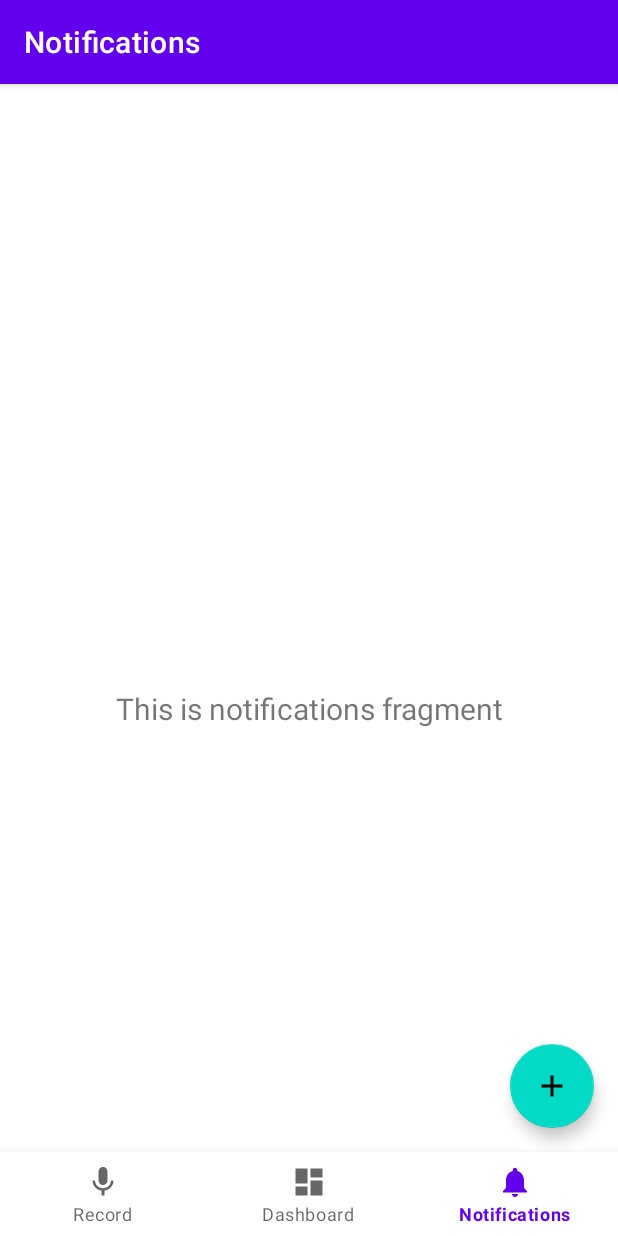
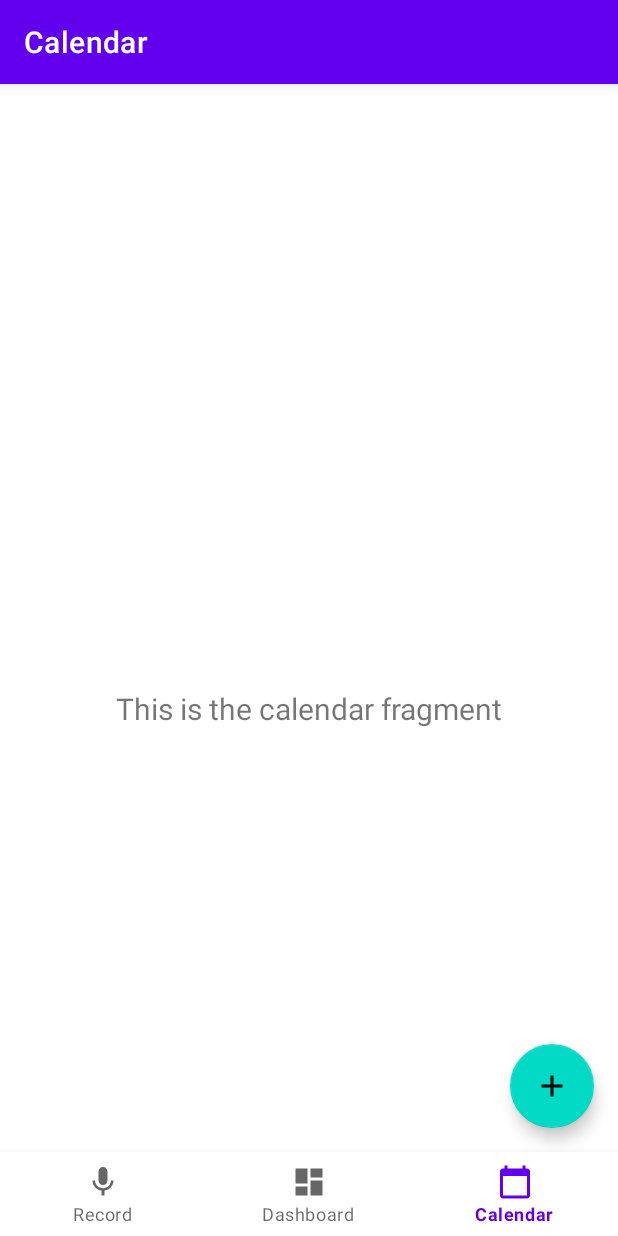
Before and after one commit to SentimoApp/Sentimo, an Android app: the CalendarFragment screen opened through its navigation route, on a phone screen of 412 x 824 dp. Run offline under Robolectric (Android 15) with nearby library versions, the phone set to English and light mode, and no system bars; our stand-ins replace navigation-ui; Roboto replaces fonts that are not available here.

Commit message:
Changed notifications to calendar

```diff
--- a/app/build.gradle
+++ b/app/build.gradle
@@ -37,6 +37,7 @@ dependencies {
     implementation 'androidx.navigation:navigation-ui:2.3.2'
     implementation 'androidx.lifecycle:lifecycle-livedata-ktx:2.2.0'
     implementation 'androidx.lifecycle:lifecycle-viewmodel-ktx:2.2.0'
+    implementation 'androidx.legacy:legacy-support-v4:1.0.0'
     testImplementation 'junit:junit:4.+'
     androidTestImplementation 'androidx.test.ext:junit:1.1.2'
     androidTestImplementation 'androidx.test.espresso:espresso-core:3.3.0'
--- a/app/src/main/java/ca/uwaterloo/sentimo/MainActivity.java
+++ b/app/src/main/java/ca/uwaterloo/sentimo/MainActivity.java
@@ -20,7 +20,7 @@ public class MainActivity extends AppCompatActivity {
         // Passing each menu ID as a set of Ids because each
         // menu should be considered as top level destinations.
         AppBarConfiguration appBarConfiguration = new AppBarConfiguration.Builder(
-                R.id.navigation_record, R.id.navigation_dashboard, R.id.navigation_notifications)
+                R.id.navigation_record, R.id.navigation_dashboard, R.id.navigation_calendar)
                 .build();
         NavController navController = Navigation.findNavController(this, R.id.nav_host_fragment);
         NavigationUI.setupActionBarWithNavController(this, navController, appBarConfiguration);
--- a/app/src/main/java/ca/uwaterloo/sentimo/ui/notifications/NotificationsFragment.java
+++ b/app/src/main/java/ca/uwaterloo/sentimo/ui/calendar/CalendarFragment.java
@@ -1,4 +1,4 @@
-package ca.uwaterloo.sentimo.ui.notifications;
+package ca.uwaterloo.sentimo.ui.calendar;
 
 import android.os.Bundle;
 import android.view.LayoutInflater;
@@ -14,17 +14,17 @@ import androidx.lifecycle.ViewModelProvider;
 
 import ca.uwaterloo.sentimo.R;
 
-public class NotificationsFragment extends Fragment {
+public class CalendarFragment extends Fragment {
 
-    private NotificationsViewModel notificationsViewModel;
+    private CalendarViewModel calendarViewModel;
 
     public View onCreateView(@NonNull LayoutInflater inflater,
                              ViewGroup container, Bundle savedInstanceState) {
-        notificationsViewModel =
-                new ViewModelProvider(this).get(NotificationsViewModel.class);
-        View root = inflater.inflate(R.layout.fragment_notifications, container, false);
-        final TextView textView = root.findViewById(R.id.text_notifications);
-        notificationsViewModel.getText().observe(getViewLifecycleOwner(), new Observer<String>() {
+        calendarViewModel =
+                new ViewModelProvider(this).get(CalendarViewModel.class);
+        View root = inflater.inflate(R.layout.fragment_calendar, container, false);
+        final TextView textView = root.findViewById(R.id.text_calendar);
+        calendarViewModel.getText().observe(getViewLifecycleOwner(), new Observer<String>() {
             @Override
             public void onChanged(@Nullable String s) {
                 textView.setText(s);
--- a/app/src/main/java/ca/uwaterloo/sentimo/ui/notifications/NotificationsViewModel.java
+++ b/app/src/main/java/ca/uwaterloo/sentimo/ui/calendar/CalendarViewModel.java
@@ -1,16 +1,16 @@
-package ca.uwaterloo.sentimo.ui.notifications;
+package ca.uwaterloo.sentimo.ui.calendar;
 
 import androidx.lifecycle.LiveData;
 import androidx.lifecycle.MutableLiveData;
 import androidx.lifecycle.ViewModel;
 
-public class NotificationsViewModel extends ViewModel {
+public class CalendarViewModel extends ViewModel {
 
     private MutableLiveData<String> mText;
 
-    public NotificationsViewModel() {
+    public CalendarViewModel() {
         mText = new MutableLiveData<>();
-        mText.setValue("This is notifications fragment");
+        mText.setValue("This is the calendar fragment");
     }
 
     public LiveData<String> getText() {
--- /dev/null
+++ b/app/src/main/res/drawable/ic_calendar_black_24dp.xml
@@ -0,0 +1,10 @@
+<vector xmlns:android="http://schemas.android.com/apk/res/android"
+    android:width="24dp"
+    android:height="24dp"
+    android:viewportWidth="24"
+    android:viewportHeight="24"
+    android:tint="?attr/colorControlNormal">
+  <path
+      android:fillColor="@android:color/white"
+      android:pathData="M20,3h-1L19,1h-2v2L7,3L7,1L5,1v2L4,3c-1.1,0 -2,0.9 -2,2v16c0,1.1 0.9,2 2,2h16c1.1,0 2,-0.9 2,-2L22,5c0,-1.1 -0.9,-2 -2,-2zM20,21L4,21L4,8h16v13z"/>
+</vector>
--- a/app/src/main/res/layout/fragment_notifications.xml
+++ b/app/src/main/res/layout/fragment_calendar.xml
@@ -4,10 +4,10 @@
     xmlns:tools="http://schemas.android.com/tools"
     android:layout_width="match_parent"
     android:layout_height="match_parent"
-    tools:context=".ui.notifications.NotificationsFragment">
+    tools:context=".ui.calendar.CalendarFragment">
 
     <TextView
-        android:id="@+id/text_notifications"
+        android:id="@+id/text_calendar"
         android:layout_width="match_parent"
         android:layout_height="wrap_content"
         android:layout_marginStart="8dp"
--- a/app/src/main/res/layout/fragment_record.xml
+++ b/app/src/main/res/layout/fragment_record.xml
@@ -10,7 +10,7 @@
         android:id="@+id/img_record_header"
         android:layout_width="183dp"
         android:layout_height="147dp"
-        android:layout_marginTop="48dp"
+        android:layout_marginTop="24dp"
         android:src='@drawable/sentimo_logo'
         app:layout_constraintEnd_toEndOf="parent"
         app:layout_constraintStart_toStartOf="parent"
@@ -27,7 +27,7 @@
         android:layout_width="match_parent"
         android:layout_height="wrap_content"
         android:fontFamily="@font/roboto_medium"
-        android:textColor="@color/design_default_color_primary_dark"
+        android:textColor="@color/design_default_color_primary_variant"
         android:textSize="22sp"
         android:textAlignment="center"
         android:lineHeight="32dp"
@@ -51,11 +51,12 @@
         android:id="@+id/btn_record"
         android:layout_width="120dp"
         android:layout_height="120dp"
+        android:src="@drawable/record_icon"
         app:layout_constraintBottom_toBottomOf="parent"
         app:layout_constraintEnd_toEndOf="parent"
+        app:layout_constraintHorizontal_bias="0.498"
         app:layout_constraintStart_toStartOf="parent"
         app:layout_constraintTop_toBottomOf="@+id/tmr_record"
-        android:layout_marginBottom="32dp"
-        android:src="@drawable/record_icon"
-        ></ImageView>
+        app:layout_constraintVertical_bias="0.3">
+    </ImageView>
 </androidx.constraintlayout.widget.ConstraintLayout>
--- a/app/src/main/res/menu/bottom_nav_menu.xml
+++ b/app/src/main/res/menu/bottom_nav_menu.xml
@@ -12,8 +12,8 @@
         android:title="@string/title_dashboard" />
 
     <item
-        android:id="@+id/navigation_notifications"
-        android:icon="@drawable/ic_notifications_black_24dp"
-        android:title="@string/title_notifications" />
+        android:id="@+id/navigation_calendar"
+        android:icon="@drawable/ic_calendar_black_24dp"
+        android:title="@string/title_calendar" />
 
 </menu>
--- a/app/src/main/res/navigation/mobile_navigation.xml
+++ b/app/src/main/res/navigation/mobile_navigation.xml
@@ -18,8 +18,8 @@
         tools:layout="@layout/fragment_dashboard" />
 
     <fragment
-        android:id="@+id/navigation_notifications"
-        android:name="ca.uwaterloo.sentimo.ui.notifications.NotificationsFragment"
-        android:label="@string/title_notifications"
-        tools:layout="@layout/fragment_notifications" />
+        android:id="@+id/navigation_calendar"
+        android:name="ca.uwaterloo.sentimo.ui.calendar.CalendarFragment"
+        android:label="@string/title_calendar"
+        tools:layout="@layout/fragment_calendar" />
 </navigation>
--- a/app/src/main/res/values/strings.xml
+++ b/app/src/main/res/values/strings.xml
@@ -2,6 +2,8 @@
     <string name="app_name">Sentimo</string>
     <string name="title_record">Record</string>
     <string name="title_dashboard">Dashboard</string>
-    <string name="title_notifications">Notifications</string>
+    <string name="title_calendar">Calendar</string>
     <string name="submit">Add a new recording</string>
+    <!-- TODO: Remove or change this placeholder text -->
+    <string name="hello_blank_fragment">Hello blank fragment</string>
 </resources>
```
